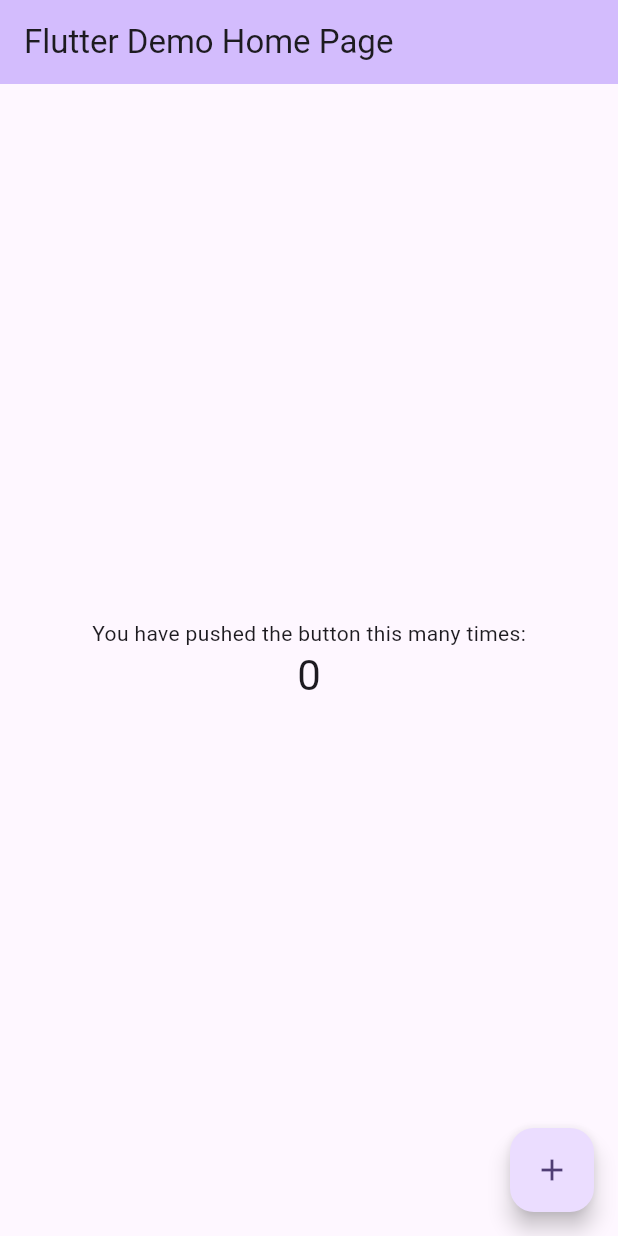
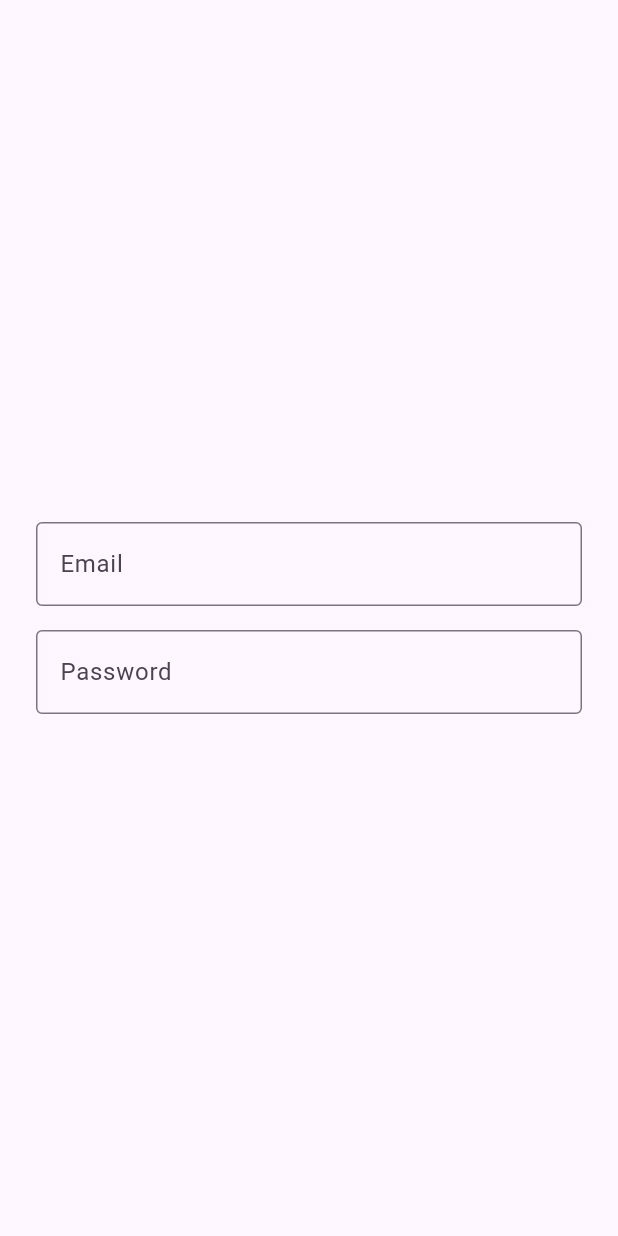
Before and after one commit to vasu-sinojia/cursor-cloud-agents-testing, a Flutter app: the screen it shows after launch, on a phone screen of 412 x 824 dp. Run offline on Flutter 3.47's test engine with Material 3 defaults, Android fonts, the phone set to English and light mode, and no system bars.

Commit message:
Refactor main.dart to replace MyHomePage with LoginScreen and update theme color scheme. Added email and password input fields to the login screen.

```diff
--- a/lib/main.dart
+++ b/lib/main.dart
@@ -13,109 +13,44 @@ class MyApp extends StatelessWidget {
     return MaterialApp(
       title: 'Flutter Demo',
       theme: ThemeData(
-        // This is the theme of your application.
-        //
-        // TRY THIS: Try running your application with "flutter run". You'll see
-        // the application has a purple toolbar. Then, without quitting the app,
-        // try changing the seedColor in the colorScheme below to Colors.green
-        // and then invoke "hot reload" (save your changes or press the "hot
-        // reload" button in a Flutter-supported IDE, or press "r" if you used
-        // the command line to start the app).
-        //
-        // Notice that the counter didn't reset back to zero; the application
-        // state is not lost during the reload. To reset the state, use hot
-        // restart instead.
-        //
-        // This works for code too, not just values: Most code changes can be
-        // tested with just a hot reload.
-        colorScheme: .fromSeed(seedColor: Colors.deepPurple),
+        colorScheme: ColorScheme.fromSeed(seedColor: Colors.deepPurple),
       ),
-      home: const MyHomePage(title: 'Flutter Demo Home Page'),
+      home: const LoginScreen(),
     );
   }
 }
 
-class MyHomePage extends StatefulWidget {
-  const MyHomePage({super.key, required this.title});
-
-  // This widget is the home page of your application. It is stateful, meaning
-  // that it has a State object (defined below) that contains fields that affect
-  // how it looks.
-
-  // This class is the configuration for the state. It holds the values (in this
-  // case the title) provided by the parent (in this case the App widget) and
-  // used by the build method of the State. Fields in a Widget subclass are
-  // always marked "final".
-
-  final String title;
-
-  @override
-  State<MyHomePage> createState() => _MyHomePageState();
-}
-
-class _MyHomePageState extends State<MyHomePage> {
-  int _counter = 0;
-
-  void _incrementCounter() {
-    setState(() {
-      // This call to setState tells the Flutter framework that something has
-      // changed in this State, which causes it to rerun the build method below
-      // so that the display can reflect the updated values. If we changed
-      // _counter without calling setState(), then the build method would not be
-      // called again, and so nothing would appear to happen.
-      _counter++;
-    });
-  }
+class LoginScreen extends StatelessWidget {
+  const LoginScreen({super.key});
 
   @override
   Widget build(BuildContext context) {
-    // This method is rerun every time setState is called, for instance as done
-    // by the _incrementCounter method above.
-    //
-    // The Flutter framework has been optimized to make rerunning build methods
-    // fast, so that you can just rebuild anything that needs updating rather
-    // than having to individually change instances of widgets.
     return Scaffold(
-      appBar: AppBar(
-        // TRY THIS: Try changing the color here to a specific color (to
-        // Colors.amber, perhaps?) and trigger a hot reload to see the AppBar
-        // change color while the other colors stay the same.
-        backgroundColor: Theme.of(context).colorScheme.inversePrimary,
-        // Here we take the value from the MyHomePage object that was created by
-        // the App.build method, and use it to set our appbar title.
-        title: Text(widget.title),
-      ),
       body: Center(
-        // Center is a layout widget. It takes a single child and positions it
-        // in the middle of the parent.
-        child: Column(
-          // Column is also a layout widget. It takes a list of children and
-          // arranges them vertically. By default, it sizes itself to fit its
-          // children horizontally, and tries to be as tall as its parent.
-          //
-          // Column has various properties to control how it sizes itself and
-          // how it positions its children. Here we use mainAxisAlignment to
-          // center the children vertically; the main axis here is the vertical
-          // axis because Columns are vertical (the cross axis would be
-          // horizontal).
-          //
-          // TRY THIS: Invoke "debug painting" (choose the "Toggle Debug Paint"
-          // action in the IDE, or press "p" in the console), to see the
-          // wireframe for each widget.
-          mainAxisAlignment: .center,
-          children: [
-            const Text('You have pushed the button this many times:'),
-            Text(
-              '$_counter',
-              style: Theme.of(context).textTheme.headlineMedium,
-            ),
-          ],
+        child: Padding(
+          padding: const EdgeInsets.all(24.0),
+          child: Column(
+            mainAxisSize: MainAxisSize.min,
+            crossAxisAlignment: CrossAxisAlignment.stretch,
+            children: const [
+              TextField(
+                decoration: InputDecoration(
+                  labelText: 'Email',
+                  border: OutlineInputBorder(),
+                ),
+                keyboardType: TextInputType.emailAddress,
+              ),
+              SizedBox(height: 16),
+              TextField(
+                decoration: InputDecoration(
+                  labelText: 'Password',
+                  border: OutlineInputBorder(),
+                ),
+                obscureText: true,
+              ),
+            ],
+          ),
         ),
-      ),
-      floatingActionButton: FloatingActionButton(
-        onPressed: _incrementCounter,
-        tooltip: 'Increment',
-        child: const Icon(Icons.add),
       ),
     );
   }
```
